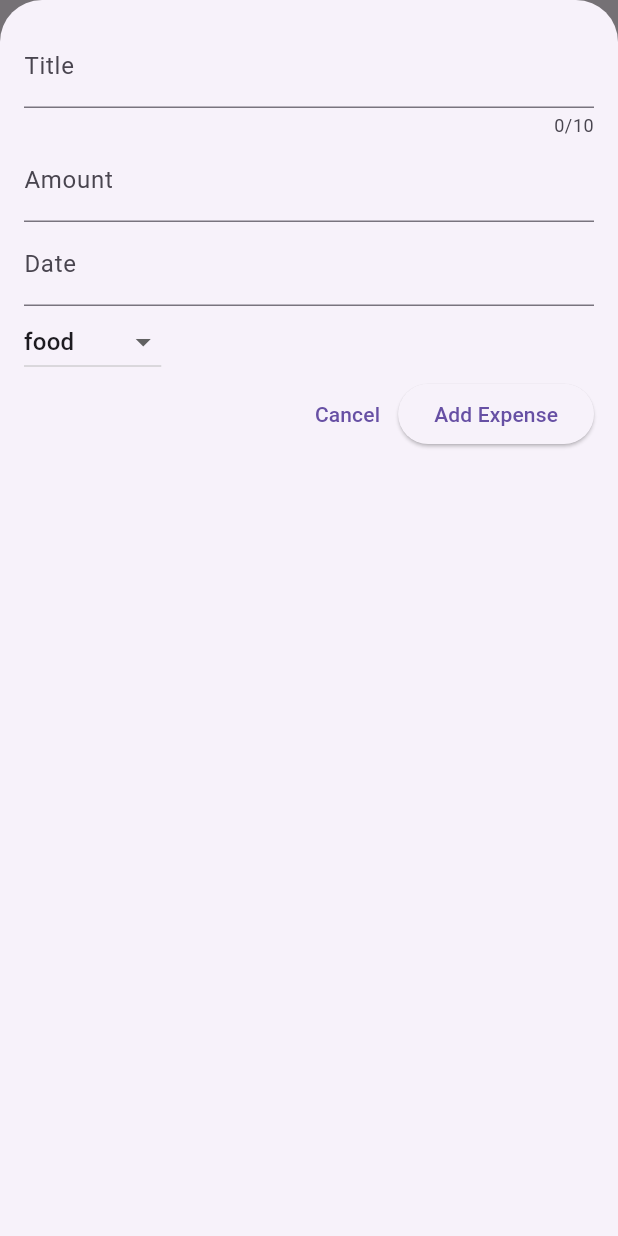
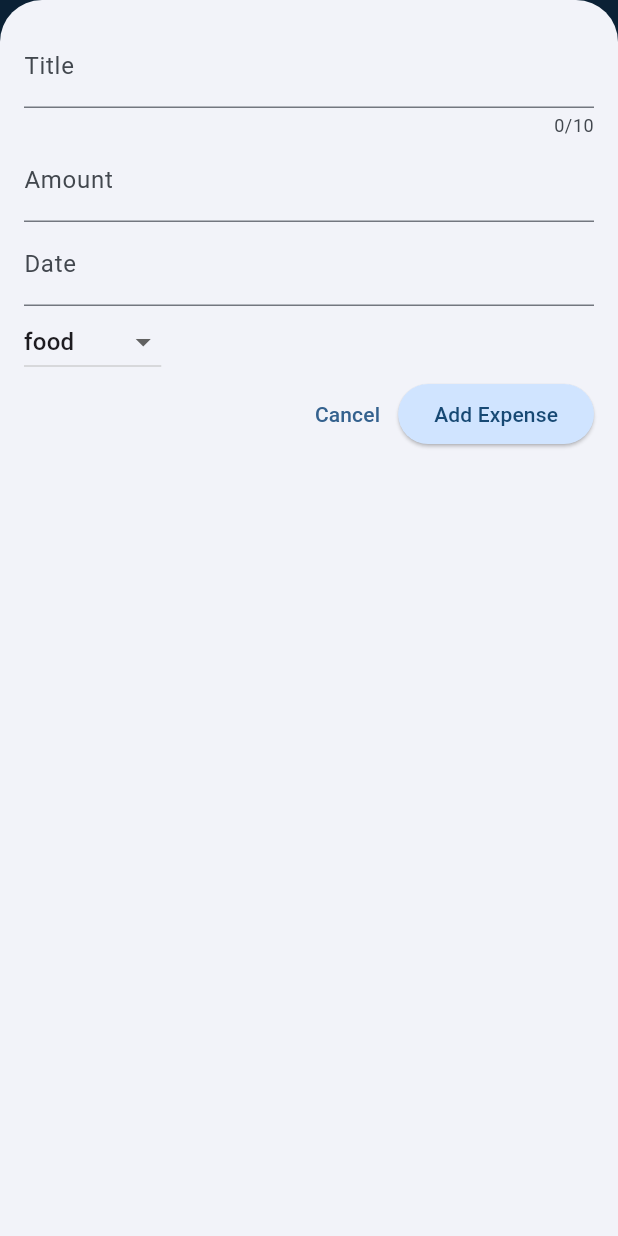
Before and after one commit to panduputrariadi/expense_tracker_app, a Flutter app: the screen it shows after launch, after a tap on the "add" icon, on a phone screen of 412 x 824 dp. Run offline on Flutter 3.47's test engine with Material 3 defaults, Android fonts, the phone set to English and light mode, and no system bars; our stand-ins replace date_format.

Commit message:
theme data and sum amount

```diff
--- a/lib/main.dart
+++ b/lib/main.dart
@@ -1,8 +1,36 @@
 import 'package:expense_tracker_app/view/expense.dart';
 import 'package:flutter/material.dart';
 
+var _colorScheme = ColorScheme.fromSeed(
+  seedColor: const Color.fromARGB(255, 0, 157, 255),
+);
+
 void main() {
-  runApp(const MaterialApp(
-    home: Expense(),
+  runApp(MaterialApp(
+    theme: ThemeData(useMaterial3: true).copyWith(
+      colorScheme: _colorScheme,
+      appBarTheme: const AppBarTheme().copyWith(
+        backgroundColor: _colorScheme.onPrimaryContainer,
+        foregroundColor: _colorScheme.primaryContainer,
+      ),
+      cardTheme: const CardTheme().copyWith(
+        color: _colorScheme.primaryContainer,
+        margin: const EdgeInsets.all(20),
+      ),
+      elevatedButtonTheme: ElevatedButtonThemeData(
+        style: ElevatedButton.styleFrom(
+          backgroundColor: _colorScheme.primaryContainer,
+          foregroundColor: _colorScheme.onPrimaryContainer,
+        ),
+      ),
+      textTheme: ThemeData().textTheme.copyWith(
+            titleLarge: TextStyle(
+              fontSize: 14,
+              fontWeight: FontWeight.bold,
+              color: _colorScheme.onPrimaryContainer,
+            ),
+          ),
+    ),
+    home: const Expense(),
   ));
 }
```
Also changed, not shown: lib/components/list_box_expense.dart (+10 -0 lines), lib/model/expense_model.dart (+17 -0 lines).
